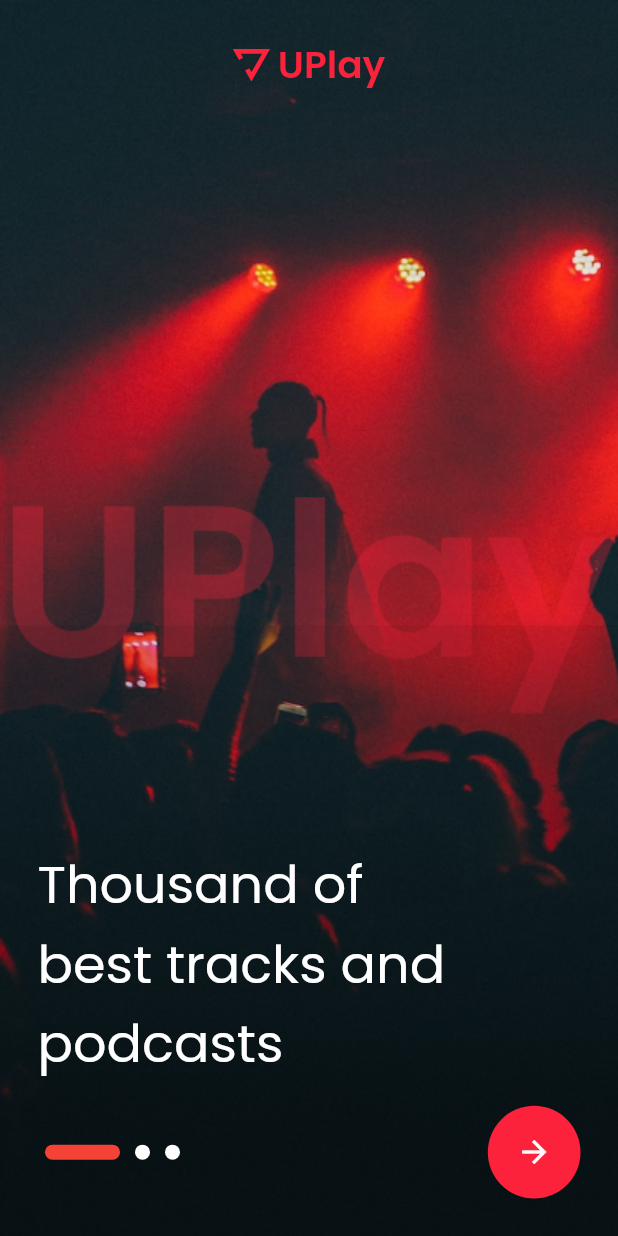
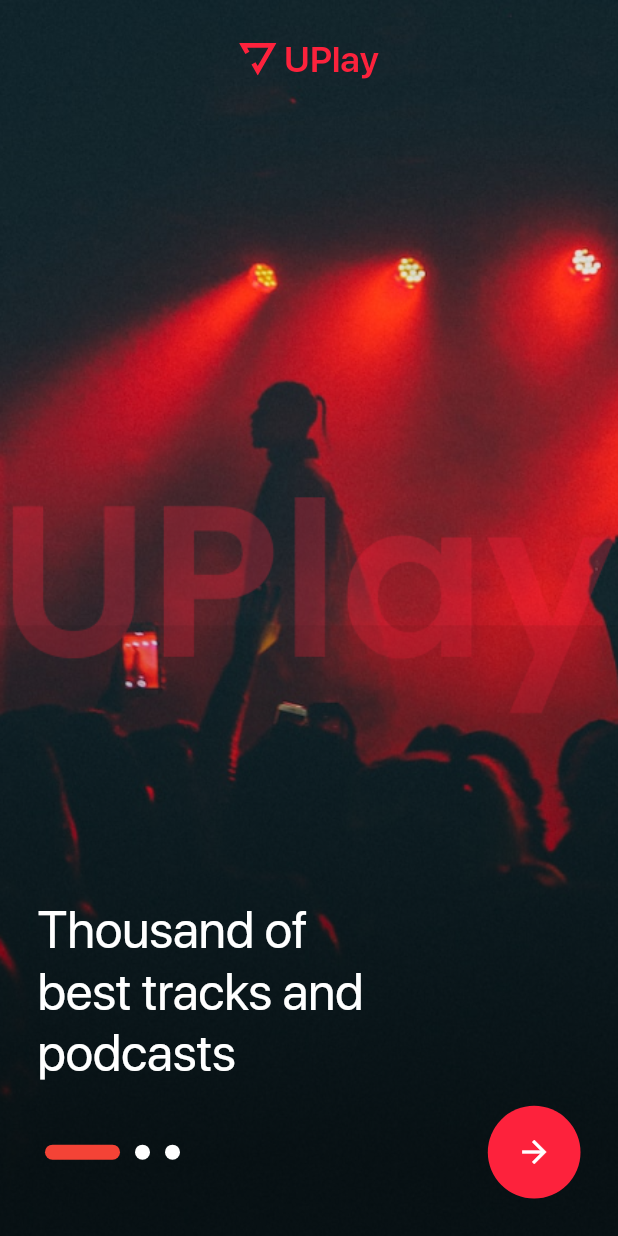
Before and after one commit to MehnArkar/uplay, a Flutter app: the screen it shows after launch, on a phone screen of 412 x 824 dp. Run offline on Flutter 3.47's test engine with Material 2 defaults, Android fonts, the phone set to English and light mode, and no system bars; our stand-ins replace flutter_svg, get, just_audio; missing offline and left inert: youtube_api, youtube_explode_dart.

Commit message:
refector code

```diff
--- /dev/null
+++ b/lib/controllers/player_controller.dart
@@ -0,0 +1,5 @@
+import 'package:get/get.dart';
+
+class PlayerController extends GetxController{
+
+}
--- a/lib/main.dart
+++ b/lib/main.dart
@@ -1,10 +1,14 @@
 import 'package:flutter/material.dart';
 import 'package:get/get.dart';
-import 'package:uplayer/views/global_ui/animate_background.dart';
-import 'package:uplayer/views/home/home_main_page.dart';
+import 'package:uplayer/views/global_ui/super_scaffold.dart';
 import 'package:uplayer/views/splas_screen/main_splash_screen.dart';
 
-void main() {
+import 'controllers/global_controller.dart';
+
+void main() async{
+  WidgetsFlutterBinding.ensureInitialized();
+  // await Future.delayed(const Duration(milliseconds: 1000));
+  Get.put(GlobalController());
   runApp(const MyApp());
 }
 
@@ -17,8 +21,9 @@ class MyApp extends StatelessWidget {
     return GetMaterialApp(
       debugShowCheckedModeBanner: false,
       title: 'Uplay',
+      navigatorObservers: <NavigatorObserver>[routeObserver],
       theme: ThemeData(
-        fontFamily: 'Poppins',
+        fontFamily: 'SFPro',
         primarySwatch: Colors.blue,
       ),
       home:const MainPage(),
@@ -31,6 +36,6 @@ class MainPage extends StatelessWidget {
 
   @override
   Widget build(BuildContext context) {
-    return  MainSplashScreen();
+    return const MainSplashScreen();
   }
 }
--- a/lib/utils/constants/app_constant.dart
+++ b/lib/utils/constants/app_constant.dart
@@ -1,9 +1,14 @@
 class AppConstant {
+  //Key
   static const String youTubeApiKey = 'AIzaSyB_0-Q0_Scv_Zx1zZFA98X7iTfWStNywL0';
+
+  //Icon
   static const String appIcon = 'assets/icons/appIcon.svg';
   static const String homeIcon = 'assets/icons/home.svg';
   static const String playlistIcon = 'assets/icons/playlist.svg';
   static const String downloadIcon = 'assets/icons/download.svg';
   static const String profileIcon = 'assets/icons/profile.svg';
   static const String ellipseIcon = 'assets/icons/ellipse.svg';
+
+  static  double textScaleFactor = 1.0;
 }
--- a/lib/views/global_ui/super_scaffold.dart
+++ b/lib/views/global_ui/super_scaffold.dart
@@ -1,9 +1,11 @@
+import 'package:flutter/material.dart';
+import 'package:flutter/services.dart';
+import 'package:get/get.dart';
+import '../../utils/constants/app_constant.dart';
 
+final RouteObserver<PageRoute> routeObserver =  RouteObserver<PageRoute>();
 
-import 'package:flutter/material.dart';
-import 'package:get/get.dart';
-
-class SuperScaffold extends StatelessWidget {
+class SuperScaffold extends StatefulWidget{
   final Widget child;
   final Color topColor;
   final Color botColor;
@@ -11,23 +13,81 @@ class SuperScaffold extends StatelessWidget {
   final AppBar? appBar;
   final bool isTopSafe;
   final bool isBotSafe;
+  final bool isResizeToAvoidBottomInset;
   final FloatingActionButton? floatingActionButton;
-   SuperScaffold({Key? key,required this.child,this.floatingActionButton, this.topColor = Colors.white,this.botColor = Colors.white,this.backgroundColor=Colors.white,this.appBar,this.isBotSafe=true,this.isTopSafe=true}) : super(key: key);
+  final Brightness statusBarBrightness;
+  final Brightness statusIconBrightness;
+  final VoidCallback? onWillPop;
+  final bool isWillPop;
+  const SuperScaffold({Key? key,required this.child,this.floatingActionButton, this.topColor = Colors.white,this.botColor = Colors.white,this.backgroundColor=Colors.white,this.appBar,this.isBotSafe=true,this.isTopSafe=true,this.isResizeToAvoidBottomInset=true, this.statusBarBrightness = Brightness.light,this.statusIconBrightness=Brightness.dark,this.onWillPop,this.isWillPop=true}) : super(key: key);
+
+  @override
+  State<SuperScaffold> createState() => _SuperScaffoldState();
+}
+
+class _SuperScaffoldState extends State<SuperScaffold> with RouteAware {
+
+  @override
+  void initState() {
+    setStatusAndNavigationBarColor();
+    super.initState();
+  }
+
+  @override
+  void didChangeDependencies() {
+    super.didChangeDependencies();
+    routeObserver.subscribe(this, ModalRoute.of(context) as PageRoute);
+  }
+
+  @override
+  void didPopNext() {
+    setStatusAndNavigationBarColor();
+    super.didPopNext();
+  }
+
+  @override
+  void dispose() {
+    routeObserver.unsubscribe(this);
+    super.dispose();
+  }
+
+
+
+
+
 
   @override
   Widget build(BuildContext context) {
-    return Scaffold(
-      appBar: appBar,
-      backgroundColor: backgroundColor,
-      floatingActionButton: floatingActionButton,
-      body: Column(
+    setStatusAndNavigationBarColor();
+    return GestureDetector(
+      onTap: (){
+        FocusManager.instance.primaryFocus!.unfocus();
+      },
+      child: WillPopScope(
+        onWillPop: ()async{
+          if(widget.onWillPop != null){
+            widget.onWillPop!();
+          }
+          return widget.isWillPop;
+        },
+        child: Scaffold(
+          appBar: widget.appBar,
+          backgroundColor: widget.backgroundColor,
+          floatingActionButton: widget.floatingActionButton,
+          resizeToAvoidBottomInset:widget.isResizeToAvoidBottomInset,
+          body: MediaQuery(
+            data: MediaQuery.of(context).copyWith(textScaleFactor: AppConstant.textScaleFactor),
+            child: Column(
               children: [
-          if(isTopSafe)
-          topPadding(topColor),
-          Expanded(child: child),
-          if(isBotSafe)
-          botPadding(botColor),
+                if(widget.isTopSafe)
+                  topPadding(widget.topColor),
+                Expanded(child: widget.child),
+                if(widget.isBotSafe)
+                  botPadding(widget.botColor),
               ],
+            ),
+          ),
+        ),
       ),
     );
   }
@@ -39,7 +99,6 @@ class SuperScaffold extends StatelessWidget {
       color: color,
     );
   }
-}
 
   Widget botPadding(Color color){
     return Container(
@@ -48,3 +107,33 @@ Widget botPadding(Color color){
       color: color,
     );
   }
+
+  void setStatusAndNavigationBarColor(){
+    //Set status bar color and brightness
+    if(widget.isTopSafe){
+      setStatusBarColor();
+    }
+    //Set navigation bar color and brightness
+    if(widget.isBotSafe) {
+      setNavigationBarColor();
+    }
+  }
+
+  void setStatusBarColor(){
+    SystemChrome.setSystemUIOverlayStyle(
+        SystemUiOverlayStyle(
+          statusBarColor: widget.topColor,
+          statusBarBrightness: widget.topColor.computeLuminance() > 0.5? Brightness.dark:Brightness.light,
+          statusBarIconBrightness: widget.topColor.computeLuminance() > 0.5? Brightness.dark:Brightness.light,
+        ));
+  }
+
+
+
+  void setNavigationBarColor(){
+    SystemChrome.setSystemUIOverlayStyle(
+        SystemUiOverlayStyle(
+            systemNavigationBarIconBrightness:widget.botColor.computeLuminance() > 0.5? Brightness.dark:Brightness.light,
+            systemNavigationBarColor: widget.botColor));
+  }
+}
--- a/lib/views/splas_screen/main_splash_screen.dart
+++ b/lib/views/splas_screen/main_splash_screen.dart
@@ -13,13 +13,13 @@ class MainSplashScreen extends StatelessWidget {
   @override
   Widget build(BuildContext context) {
     Get.put(SplashScreenController());
-    return
-      SuperScaffold(
+    return SuperScaffold(
           isTopSafe: false,
-          isBotSafe: false,
+          isBotSafe: true,
           botColor: Colors.black,
           backgroundColor: Colors.black,
-          child: bodyWidget());
+          child: bodyWidget()
+    );
   }
 
   Widget bodyWidget(){
```
Also changed, not shown: lib/controllers/global_controller.dart (added, +34 -0 lines), lib/views/home/home_main_page.dart (+3 -4 lines), pubspec.yaml (+18 -9 lines), assets/fonts/sfPro/SF-Pro-Display-Bold.ttf (added), assets/fonts/sfPro/SF-Pro-Display-Regular.ttf (added), assets/fonts/sfPro/SF-Pro-Display-Semibold.ttf (added). Lines whose indentation alone changed are shown as unchanged.
